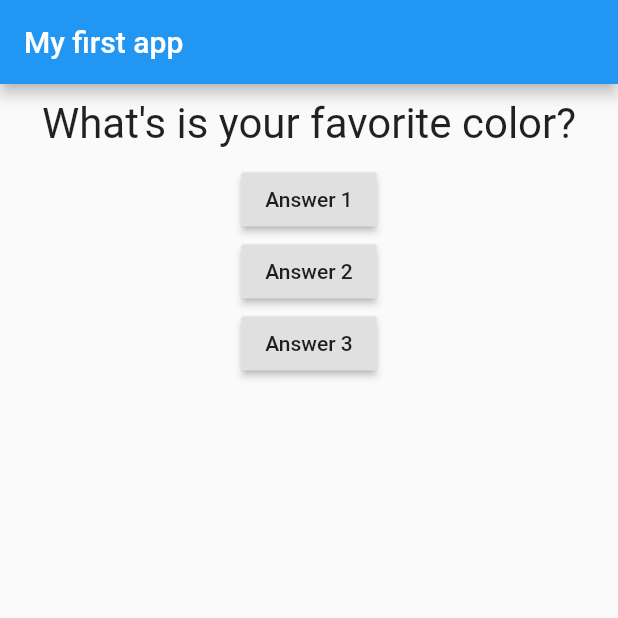
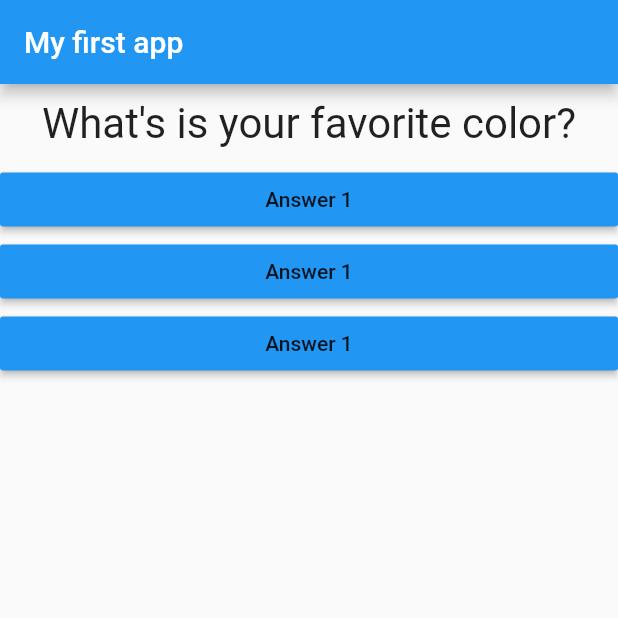
Before and after one commit to fede3mmanuel/-Flutter-Dart---The-Complete-Guide-2021-Edition---Section-2, a Flutter app: the screen it shows after launch, on a phone screen of 412 x 824 dp, the top half of it. Run offline on Flutter 3.47's test engine with Material 2 defaults, Android fonts, the phone set to English and light mode, and no system bars.

Commit message:
Passing Callback Functions Around

```diff
--- /dev/null
+++ b/lib/answer.dart
@@ -0,0 +1,18 @@
+import 'package:flutter/material.dart';
+
+class Answer extends StatelessWidget {
+  final VoidCallback selectHandler;
+  Answer(this.selectHandler);
+
+  @override
+  Widget build(BuildContext context) {
+    return Container(
+      width: double.infinity,
+      child: RaisedButton(
+        color: Colors.blue,
+        child: Text('Answer 1'),
+        onPressed: selectHandler,
+      ),
+    );
+  }
+}
--- a/lib/main.dart
+++ b/lib/main.dart
@@ -1,6 +1,7 @@
 import 'package:flutter/material.dart';
 
 import './question.dart';
+import './answer.dart';
 
 void main() {
   runApp(MyApp());
@@ -37,21 +38,9 @@
           body: Column(
             children: [
               Question(questions[_questionIndex]),
-              RaisedButton(
-                child: Text('Answer 1'),
-                onPressed: _answerQuestion,
-              ),
-              RaisedButton(
-                child: Text('Answer 2'),
-                onPressed: () =>
-                    print('answer 2 choosen object inside an arrow function'),
-              ),
-              RaisedButton(
-                child: Text('Answer 3'),
-                onPressed: () {
-                  print('answer 3 choosen Using a simple function');
-                },
-              ),
+              Answer(_answerQuestion),
+              Answer(_answerQuestion),
+              Answer(_answerQuestion),
             ],
           )),
     );
```
